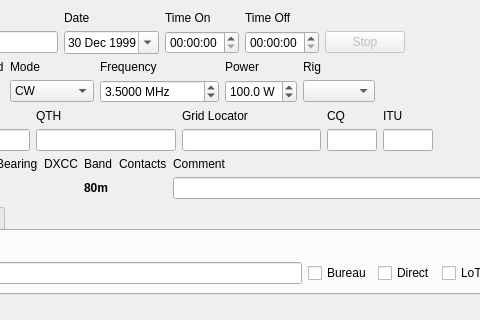
This is ui/newcontactwidget.ui in 7h0ma5/OpenShack as Qt 5 draws it before an edit; both pictures show x 121 to 601 and y 0 to 320 of the 705 by 404 pixel window. The edited form follows.
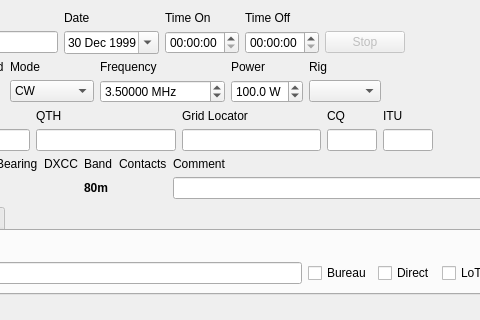
This is the edited form.

The edit to the form file:
```diff
--- a/ui/newcontactwidget.ui
+++ b/ui/newcontactwidget.ui
@@ -353,7 +353,7 @@
           <string notr="true"> MHz</string>
          </property>
          <property name="decimals">
-          <number>4</number>
+          <number>5</number>
          </property>
          <property name="maximum">
           <double>20000.000000000000000</double>
```
Left out of the diff: 2 changed lines with no effect on the pictures.
